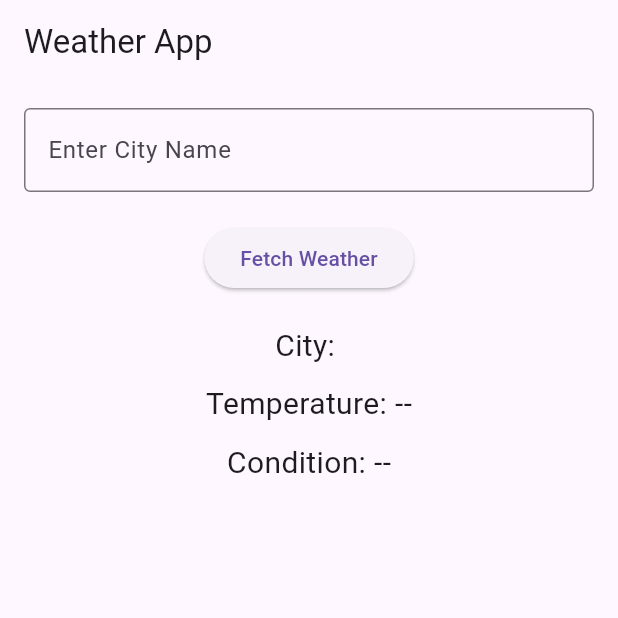
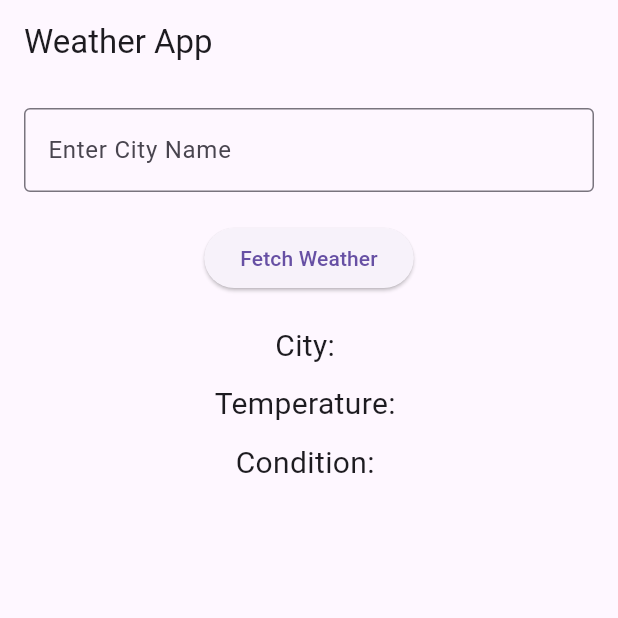
Before and after one commit to zainabsirajo50/weather_info_app, a Flutter app: the screen it shows after launch, on a phone screen of 412 x 824 dp, the top half of it. Run offline on Flutter 3.47's test engine with Material 3 defaults, Android fonts, the phone set to English and light mode, and no system bars.

```diff
--- a/lib/main.dart
+++ b/lib/main.dart
@@ -9,7 +9,7 @@ class MyApp extends StatelessWidget {
     return MaterialApp(
       title: 'Weather App',
       theme: ThemeData(
-        primarySwatch: Colors.blue,
+        primarySwatch: Colors.green,
       ),
       home: WeatherPage(),
     );
@@ -24,8 +24,8 @@ class WeatherPage extends StatefulWidget {
 class _WeatherPageState extends State<WeatherPage> {
 
   String cityName = '';
-  String temperature = '--';
-  String weatherCondition = '--';
+  String temperature = '';
+  String weatherCondition = '';
 
   TextEditingController cityController = TextEditingController();
 
```
